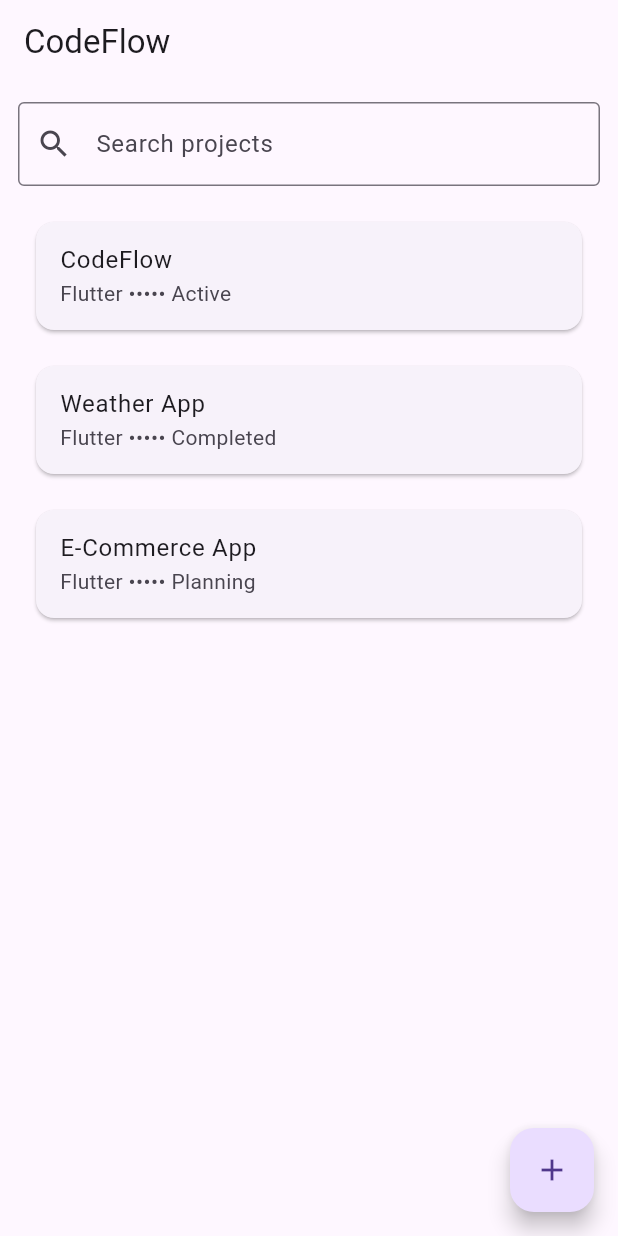
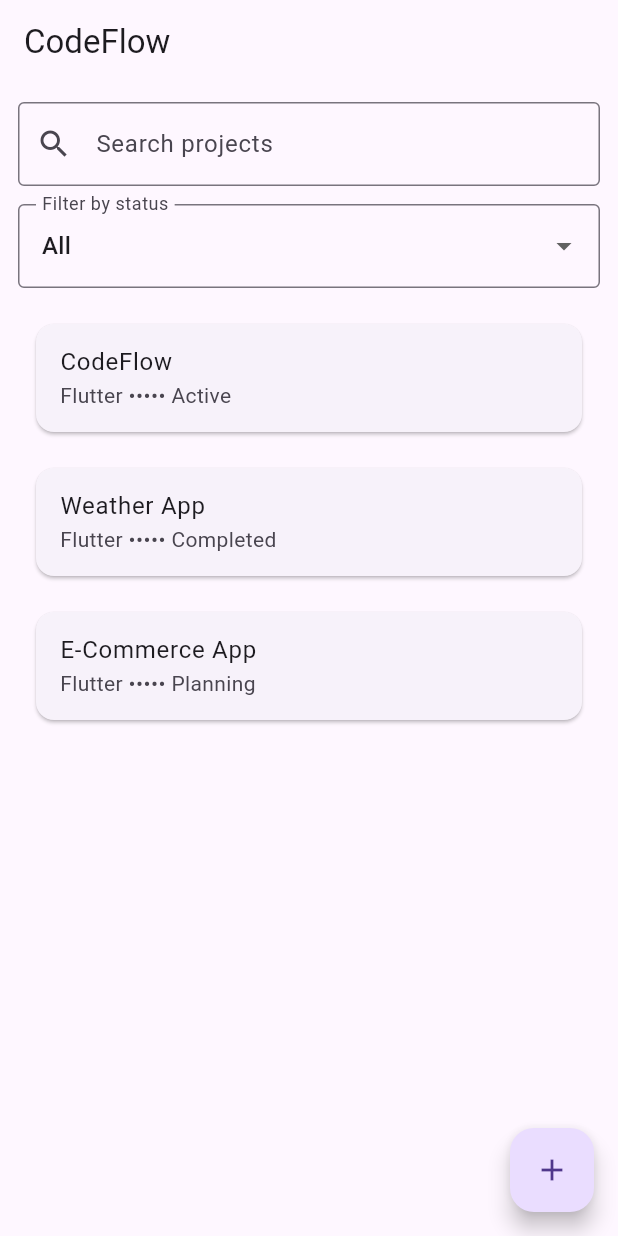
Before and after one commit to sajjadaamirpro-code/codeflow-app, a Flutter app: the screen it shows after launch, on a phone screen of 412 x 824 dp. Run offline on Flutter 3.47's test engine with Material 3 defaults, Android fonts, the phone set to English and light mode, and no system bars.

Commit message:
feat: add project status filtering

```diff
--- a/lib/main.dart
+++ b/lib/main.dart
@@ -91,7 +91,7 @@ class _CodeFlowAppState extends State<CodeFlowApp> {
   final TextEditingController searchController =
   TextEditingController();
   String searchQuery = '';
-
+  String selectedFilter = 'All';
 
 
   ProjectStatus selectedStatus = ProjectStatus.active;
@@ -99,9 +99,15 @@ class _CodeFlowAppState extends State<CodeFlowApp> {
   @override
   Widget build(BuildContext context) {
     final filteredProjects = projects.where((project) {
-      return project.name
+      final matchesSearch = project.name
           .toLowerCase()
           .contains(searchQuery.toLowerCase());
+
+      final matchesStatus =
+          selectedFilter == 'All' ||
+              project.statusLabel == selectedFilter;
+
+      return matchesSearch && matchesStatus;
     }).toList();
 
     return Scaffold(
@@ -123,6 +129,38 @@ class _CodeFlowAppState extends State<CodeFlowApp> {
               onChanged: (value) {
                 setState(() {
                   searchQuery = value;
+                });
+              },
+            ),
+
+            const SizedBox(height: 12),
+            DropdownButtonFormField<String>(
+              value: selectedFilter,
+              decoration: const InputDecoration(
+                labelText: 'Filter by status',
+                border: OutlineInputBorder(),
+              ),
+              items: const [
+                DropdownMenuItem(
+                  value: 'All',
+                  child: Text('All'),
+                ),
+                DropdownMenuItem(
+                  value: 'Active',
+                  child: Text('Active'),
+                ),
+                DropdownMenuItem(
+                  value: 'Planning',
+                  child: Text('Planning'),
+                ),
+                DropdownMenuItem(
+                  value: 'Completed',
+                  child: Text('Completed'),
+                ),
+              ],
+              onChanged: (value) {
+                setState(() {
+                  selectedFilter = value!;
                 });
               },
             ),
```
